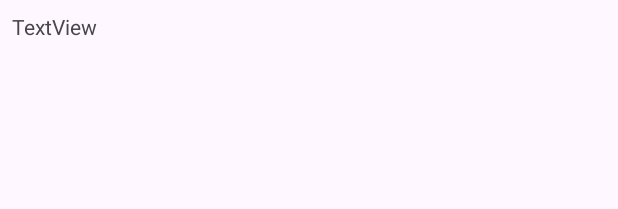
After one commit to ZaherMadi/B3TempoAPPZaher, an Android app: the layout tempo_date_item.xml on its own in the app's theme, with its tools: preview values and no code run, on a phone screen of 412 x 824 dp. The commit adds this screen. Shown: the top 209 px of the screen. Run offline under Robolectric (Android 15) with nearby library versions, the phone set to English and light mode, and no system bars; network calls fail.

```diff
--- a/app/build.gradle.kts
+++ b/app/build.gradle.kts
@@ -25,6 +25,9 @@ android {
             )
         }
     }
+    buildFeatures {
+        viewBinding = true
+    }
     compileOptions {
         sourceCompatibility = JavaVersion.VERSION_1_8
         targetCompatibility = JavaVersion.VERSION_1_8
@@ -36,7 +39,7 @@ dependencies {
     implementation("androidx.appcompat:appcompat:1.6.1")
     implementation("com.google.android.material:material:1.11.0")
     implementation("androidx.constraintlayout:constraintlayout:2.1.4")
-    testImplementation("junit:junit:4.13.2")
+    testImplementation("junit:junblueDaysTvit:4.13.2")
     androidTestImplementation("androidx.test.ext:junit:1.1.5")
     androidTestImplementation("androidx.test.espresso:espresso-core:3.5.1")
 
--- a/app/src/main/AndroidManifest.xml
+++ b/app/src/main/AndroidManifest.xml
@@ -3,6 +3,7 @@
     xmlns:tools="http://schemas.android.com/tools">
 
     <uses-permission android:name="android.permission.INTERNET" />
+    <uses-permission android:name="android.permission.POST_NOTIFICATIONS" />
 
     <application
         android:allowBackup="true"
@@ -14,12 +15,14 @@
         android:supportsRtl="true"
         android:theme="@style/Theme.B3TempoAppZaher"
         tools:targetApi="31">
+
         <activity
             android:name=".HistoryActivity"
-            android:label="@string/not_available"
+            android:label="@string/history_activity_title"
             android:exported="false" />
         <activity
             android:name=".MainActivity"
+            android:label="@string/main_activity_title"
             android:exported="true">
             <intent-filter>
                 <action android:name="android.intent.action.MAIN" />
--- a/app/src/main/java/com/example/b3tempoappzaher/TempoDaysColor.java
+++ b/app/src/main/java/com/example/b3tempoappzaher/TempoDaysColor.java
@@ -28,4 +28,5 @@ public class TempoDaysColor {
         this.couleurJourJ1 = couleurJourJ1;
     }
 
+
 }
--- a/app/src/main/java/com/example/b3tempoappzaher/TempoHistory.java
+++ b/app/src/main/java/com/example/b3tempoappzaher/TempoHistory.java
@@ -1,5 +1,6 @@
 
 package com.example.b3tempoappzaher;
+import java.util.Collection;
 import java.util.List;
 import com.google.gson.annotations.Expose;
 import com.google.gson.annotations.SerializedName;
@@ -10,11 +11,11 @@ public class TempoHistory {
     @Expose
     private List<TempoDate> dates;
 
-    public List<TempoDate> getDates() {
+    public List<TempoDate> getTempoDates() {
         return dates;
     }
 
-    public void setDates(List<TempoDate> dates) {
+    public void setTempoDates(List<TempoDate> dates) {
         this.dates = dates;
     }
 
--- a/app/src/main/res/layout/activity_history.xml
+++ b/app/src/main/res/layout/activity_history.xml
@@ -43,7 +43,7 @@
             style="?android:attr/progressBarStyle"
             android:layout_width="wrap_content"
             android:layout_height="wrap_content"
-            android:visibility="visible"
+            android:visibility="gone"
             app:layout_constraintBottom_toBottomOf="@+id/recyclerView"
             app:layout_constraintEnd_toEndOf="@+id/recyclerView"
             app:layout_constraintStart_toStartOf="parent"
--- /dev/null
+++ b/app/src/main/res/layout/tempo_date_item.xml
@@ -0,0 +1,42 @@
+<?xml version="1.0" encoding="utf-8"?>
+<androidx.constraintlayout.widget.ConstraintLayout xmlns:android="http://schemas.android.com/apk/res/android"
+    xmlns:app="http://schemas.android.com/apk/res-auto"
+    xmlns:tools="http://schemas.android.com/tools"
+    android:layout_width="match_parent"
+    android:layout_height="match_parent">
+
+    <TextView
+        android:id="@+id/textView"
+        android:layout_width="0dp"
+        android:layout_height="0dp"
+        android:layout_marginStart="8dp"
+        android:layout_marginTop="8dp"
+        android:layout_marginEnd="8dp"
+        android:layout_marginBottom="8dp"
+        android:text="TextView"
+        app:layout_constraintBottom_toBottomOf="parent"
+        app:layout_constraintEnd_toStartOf="@+id/guideline7"
+        app:layout_constraintStart_toStartOf="parent"
+        app:layout_constraintTop_toTopOf="parent" />
+
+    <androidx.constraintlayout.widget.Guideline
+        android:id="@+id/guideline7"
+        android:layout_width="wrap_content"
+        android:layout_height="wrap_content"
+        android:orientation="vertical"
+        app:layout_constraintGuide_percent="0.75" />
+
+    <FrameLayout
+        android:id="@+id/frameLayout"
+        android:layout_width="0dp"
+        android:layout_height="0dp"
+        android:layout_marginStart="8dp"
+        android:layout_marginEnd="8dp"
+        app:layout_constraintBottom_toBottomOf="parent"
+        app:layout_constraintEnd_toEndOf="parent"
+        app:layout_constraintStart_toStartOf="@+id/guideline7"
+        app:layout_constraintTop_toTopOf="parent">
+
+    </FrameLayout>
+
+</androidx.constraintlayout.widget.ConstraintLayout>
```
Also changed, not shown: app/src/main/java/com/example/b3tempoappzaher/HistoryActivity.java (+56 -1 lines), app/src/main/java/com/example/b3tempoappzaher/MainActivity.java (+53 -5 lines), app/src/main/java/com/example/b3tempoappzaher/TempoColor.java (+29 -0 lines), app/src/main/java/com/example/b3tempoappzaher/TempoDateAdapter.java (added, +61 -0 lines), app/src/main/res/values/strings.xml (+22 -1 lines).
